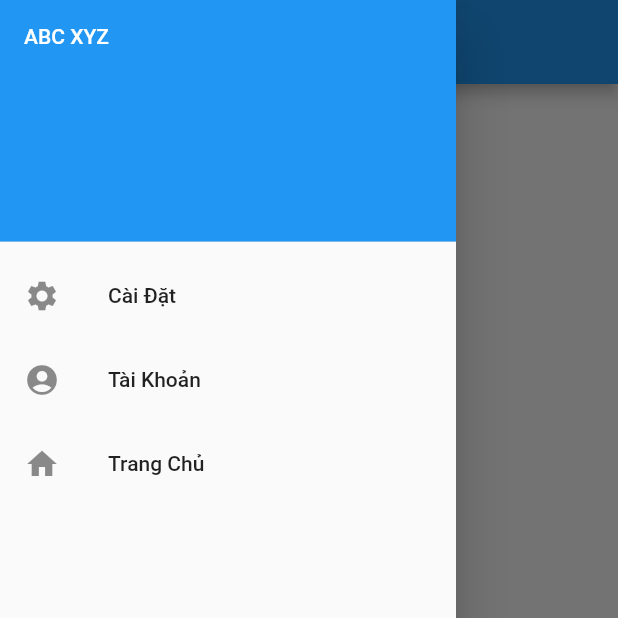
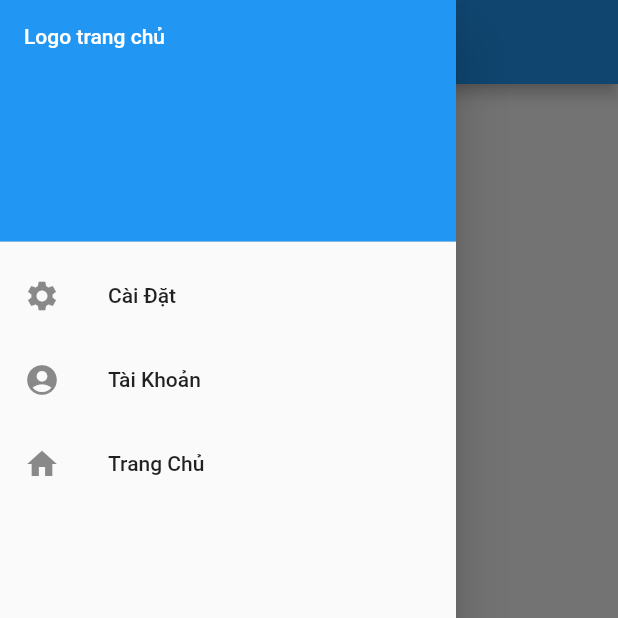
Before and after one commit to huynhhao79/LTDD_KHA, a Flutter app: the AccountScreen screen opened directly, with the side drawer open, on a phone screen of 412 x 824 dp, the top half of it. Run offline on Flutter 3.47's test engine with Material 2 defaults, Android fonts, the phone set to English and light mode, and no system bars.

Commit message:
upfile menu

```diff
--- a/us02/do_an_ltdd/lib/components/menu.dart
+++ b/us02/do_an_ltdd/lib/components/menu.dart
@@ -24,7 +24,7 @@ class _MenuStatr extends State<Menu> {
               color: Colors.blue,
             ),
             child: Text(
-              'ABC XYZ',
+              'Logo trang chủ ',
               style: TextStyle(color: Colors.white),
             ),
           ),
```
